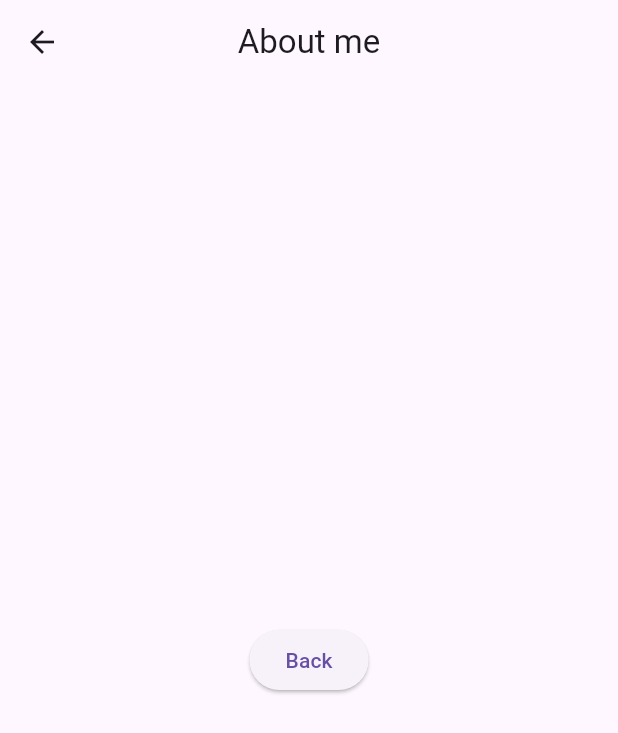
After one commit to JohnObama24/Learn_Flutter, a Flutter app: the screen it shows after launch, after a tap on "About me", on a phone screen of 412 x 824 dp. The commit adds this screen. Shown: the top 733 px of the screen. Run offline on Flutter 3.47's test engine with Material 3 defaults, Android fonts, the light colour scheme and no system bars.

Commit message:
mencoba routing

```diff
--- /dev/null
+++ b/lib/about.dart
@@ -0,0 +1,24 @@
+import 'package:flutter/material.dart';
+
+
+class About extends StatelessWidget {
+  const About({super.key});
+
+  @override
+  Widget build(BuildContext context) {
+    return Scaffold(
+      appBar: AppBar(
+        title: const Text('About me'),
+        centerTitle: true,
+      ),
+      body: Center(
+        child: ElevatedButton(
+          child: const Text('Back'),
+          onPressed: () {
+            Navigator.pop(context);
+          },
+        ),
+      ),
+    );
+  }
+}
--- a/lib/main.dart
+++ b/lib/main.dart
@@ -1,10 +1,15 @@
 import 'package:flutter/material.dart';
+import 'about.dart';
+
 void main() {
-  runApp(const MaterialApp(
-    home: Home(),
+  runApp(MaterialApp(
+    initialRoute: '/',
+    routes: {
+      '/': (context) => const Home(),
+      '/about': (context) => const About(),
+    },
   ));
 }
-
 
 class Home extends StatelessWidget {
   const Home({super.key});
@@ -15,7 +20,7 @@ class Home extends StatelessWidget {
       appBar: AppBar(
         title: const Text('John Obama'),
         centerTitle: true,
-        backgroundColor: Colors.white24,
+        backgroundColor: Colors.white70,
       ),
       body: Column(
         children: [
@@ -32,12 +37,18 @@ class Home extends StatelessWidget {
               ),
             ),
           ),
-          const SizedBox(height: 30.0,),
+          const SizedBox(height: 30.0),
           const Text('Welcome to John Obama\'s official Porto app!'),
-          const SizedBox(height: 10.0,),
+          const SizedBox(height: 10.0),
           const Text('SaYA Cinta Flutter dan Javascript'),
-          const SizedBox(height: 10.0,),
-          const Text('He has been a member of Congress since 19')
+          const SizedBox(height: 10.0),
+          const Text('He has been a member of Congress since 19'),
+          ElevatedButton(
+            onPressed: () {
+              Navigator.pushNamed(context, '/about');
+            },
+            child: const Text('About me'),
+          ),
         ],
       ),
     );
```
